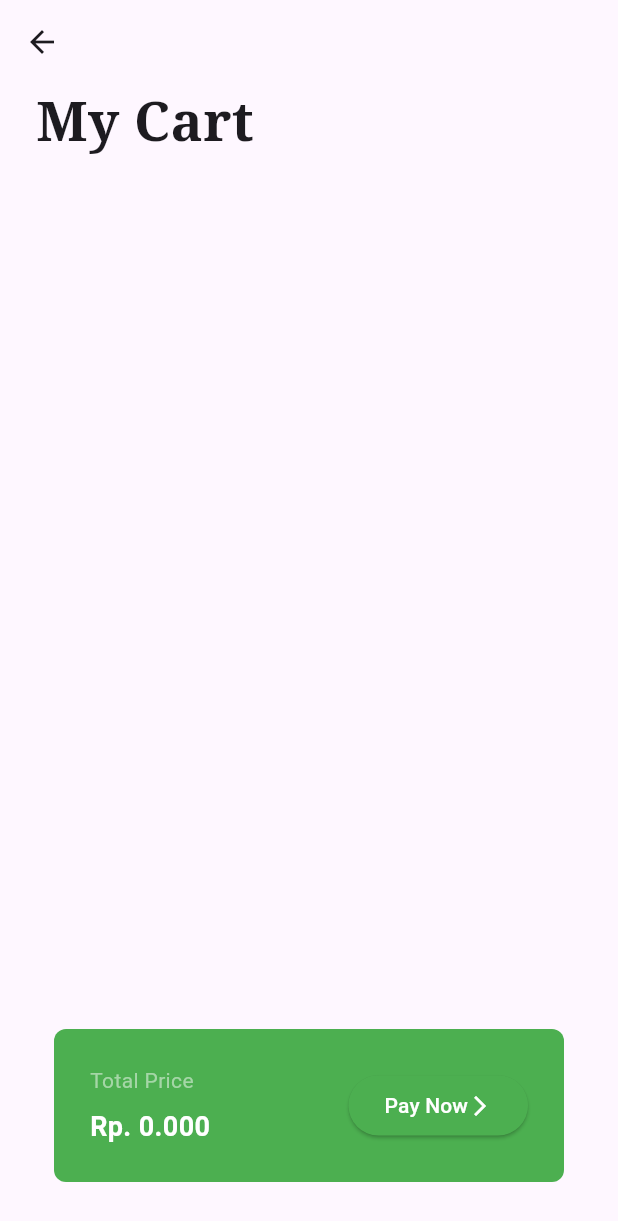
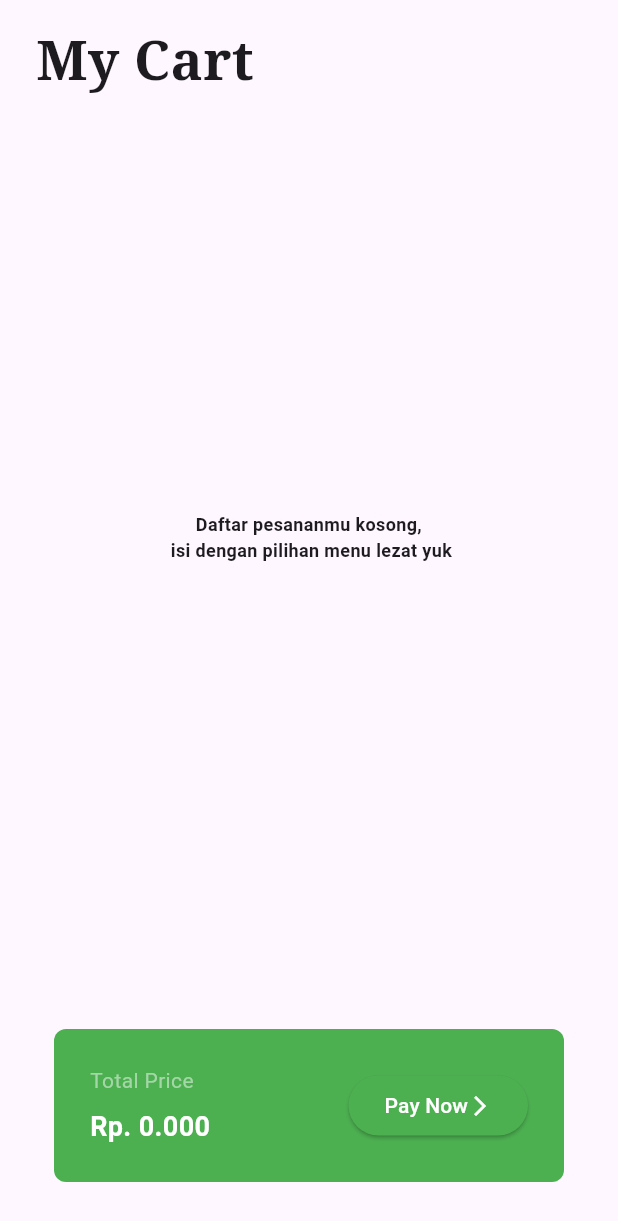
Before and after one commit to tkpch04/FoodDeliveryFinal, a Flutter app: the HomePage screen opened directly with empty values, after a tap on the "shopping bag" icon, on a phone screen of 412 x 824 dp. Shown: the top 1221 px of the screen. Run offline on Flutter 3.47's test engine with Material 3 defaults, Android fonts, the phone set to English and light mode, and no system bars; our stand-ins replace cloud_firestore, firebase_auth, firebase_core, fluttertoast, google_fonts, image_picker; accounts and stored records are empty.

Commit message:
update qty in cart models

```diff
--- a/lib/components/grocery_item_tile.dart
+++ b/lib/components/grocery_item_tile.dart
@@ -13,6 +13,7 @@ class GroceryItemTile extends StatelessWidget {
   final color;
   void Function()? onPressed;
   final String description;
+  int qty;
 
   GroceryItemTile({
     super.key,
@@ -22,6 +23,7 @@ class GroceryItemTile extends StatelessWidget {
     required this.color,
     required this.onPressed,
     required this.description,
+    required this.qty,
   });
 
   @override
@@ -52,11 +54,15 @@ class GroceryItemTile extends StatelessWidget {
               itemName,
               style: const TextStyle(
                 fontSize: 16,
+                color: Colors.black,
               ),
             ),
             Text(
               description,
-              style: const TextStyle(fontSize: 10),
+              style: const TextStyle(
+                fontSize: 10,
+                color: Colors.black,
+              ),
               textAlign: TextAlign.center,
             ),
 
--- a/lib/main.dart
+++ b/lib/main.dart
@@ -5,6 +5,7 @@ import 'package:food_delivery_apps/pages/welcome_page.dart';
 import 'package:food_delivery_apps/pages/home_page.dart';
 import 'package:food_delivery_apps/pages/cart_page.dart';
 import 'package:food_delivery_apps/pages/account_page.dart';
+import 'package:food_delivery_apps/theme_manager/day_night.dart';
 import 'package:provider/provider.dart';
 import 'package:firebase_core/firebase_core.dart';
 import 'package:firebase_auth/firebase_auth.dart';
@@ -17,6 +18,8 @@ void main() async {
   runApp(
     MultiProvider(
       providers: [
+        ChangeNotifierProvider(
+            create: (context) => ThemeProvider()), // Add ThemeProvider
         ChangeNotifierProvider(create: (context) => ImageProviderModel()),
         ChangeNotifierProvider(create: (context) => CartModel()),
         // Other providers if any
@@ -33,6 +36,9 @@ class MyApp extends StatelessWidget {
   Widget build(BuildContext context) {
     return MaterialApp(
       debugShowCheckedModeBanner: false,
+      theme: ThemeData.light(),
+      darkTheme: ThemeData.dark(),
+      themeMode: Provider.of<ThemeProvider>(context).themeMode,
       home: SplashPage(),
       routes: {
         '/login': (context) => const WelcomePage(),
--- a/lib/model/cart_model.dart
+++ b/lib/model/cart_model.dart
@@ -10,13 +10,15 @@ class CartModel extends ChangeNotifier {
       "assets/images/burgerbeef.png",
       Colors.green,
       "Burger dibuat dari daging sapi asli",
+      1
     ],
     [
       "Double Beef Burger",
-      "30.000",
+      "50.000",
       "assets/images/burgerdoublebeef.png",
       Colors.yellow,
       "Burger dibuat dari daging sapi asli dengan double beef",
+      1
     ],
     [
       "Chicken Burger",
@@ -24,6 +26,7 @@ class CartModel extends ChangeNotifier {
       "assets/images/burgerchicken.png",
       Colors.brown,
       "Burger dibuat dari daging ayam asli dengan selada dan saus",
+      1
     ],
     [
       "Cheese Burger",
@@ -31,6 +34,7 @@ class CartModel extends ChangeNotifier {
       "assets/images/burgercheese.png",
       Colors.blue,
       "Burger dibuat dari daging sapi asli dengan keju yang melimpah",
+      1
     ],
     [
       "Fish Burger",
@@ -38,6 +42,7 @@ class CartModel extends ChangeNotifier {
       "assets/images/burgerfish.png",
       Colors.red,
       "Burger dibuat dari daging ikan\n salmon dengan saos mayones",
+      1
     ],
     [
       "Kentang",
@@ -45,6 +50,7 @@ class CartModel extends ChangeNotifier {
       "assets/images/kentang.png",
       Colors.teal,
       "Kentang krispy original",
+      1
     ],
     [
       "Aqua",
@@ -52,6 +58,7 @@ class CartModel extends ChangeNotifier {
       "assets/images/water.png",
       Colors.orange,
       "Aqua Air Mineral Murni",
+      1
     ],
     [
       "Cola-Cola",
@@ -59,11 +66,12 @@ class CartModel extends ChangeNotifier {
       "assets/images/colacola.png",
       Colors.cyan,
       "Cola-Cola Seger",
+      1
     ],
   ];
 
-  // list of cart items
-  List _cartItems = [];
+  // list of cart items with quantity
+  List<List<dynamic>> _cartItems = [];
 
   get cartItems => _cartItems;
 
@@ -71,28 +79,55 @@ class CartModel extends ChangeNotifier {
 
   // add item to cart
   void addItemToCart(int index) {
-    _cartItems.add(_shopItems[index]);
+    final item = List.from(_shopItems[index]);
+    final int existingIndex = _findItemIndex(item[0]);
+
+    if (existingIndex != -1) {
+      // If the item already exists, increase the quantity
+      _cartItems[existingIndex][5]++;
+    } else {
+      // If the item is not in the cart, add it with quantity 1
+      item.add(1); // Quantity is initially set to 1
+      _cartItems.add(item);
+    }
+
     notifyListeners();
   }
 
   // remove item from cart
   void removeItemFromCart(int index) {
-    _cartItems.removeAt(index);
+    _cartItems[index][5]--; // Decrease the quantity
+
+    // Remove the item from the cart if the quantity is zero
+    if (_cartItems[index][5] == 0) {
+      _cartItems.removeAt(index);
+    }
+
     notifyListeners();
   }
 
   // Untuk Clean di Cart
   void clearCart() {
-    cartItems.clear();
+    _cartItems.clear();
     notifyListeners();
   }
 
   // calculate total price
   String calculateTotal() {
     double totalPrice = 0;
-    for (int i = 0; i < cartItems.length; i++) {
-      totalPrice += double.parse(cartItems[i][1]);
+    for (int i = 0; i < _cartItems.length; i++) {
+      totalPrice += double.parse(_cartItems[i][1]) * _cartItems[i][5];
     }
     return totalPrice.toStringAsFixed(3);
   }
+
+  // Helper method to find the index of an item in the cart
+  int _findItemIndex(String itemName) {
+    for (int i = 0; i < _cartItems.length; i++) {
+      if (_cartItems[i][0] == itemName) {
+        return i;
+      }
+    }
+    return -1; // Return -1 if not found
+  }
 }
--- a/lib/pages/cart_page.dart
+++ b/lib/pages/cart_page.dart
@@ -29,11 +29,14 @@ class _CartPageState extends State<CartPage> {
   @override
   Widget build(BuildContext context) {
     return Scaffold(
-      appBar: AppBar(
+      appBar: PreferredSize(
+          preferredSize: Size.fromHeight(15),
+          child: AppBar(
+            automaticallyImplyLeading: false,
             title: const Text(""),
             backgroundColor: Colors.transparent,
             elevation: 0.0,
-      ),
+          )),
       body: Consumer<CartModel>(
         builder: (context, value, child) {
           return Column(
@@ -55,7 +58,16 @@ class _CartPageState extends State<CartPage> {
               Expanded(
                 child: Padding(
                   padding: const EdgeInsets.all(12.0),
-                  child: ListView.builder(
+                  child: value.cartItems.isEmpty
+                      ? Center(
+                          child: Text(
+                            'Daftar pesananmu kosong, \n isi dengan pilihan menu lezat yuk',
+                            style: TextStyle(
+                                fontSize: 12, fontWeight: FontWeight.bold),
+                            textAlign: TextAlign.center,
+                          ),
+                        )
+                      : ListView.builder(
                           itemCount: value.cartItems.length,
                           padding: EdgeInsets.all(12),
                           itemBuilder: (context, index) {
@@ -71,17 +83,22 @@ class _CartPageState extends State<CartPage> {
                                     height: 36,
                                   ),
                                   title: Text(
-                              value.cartItems[index][0],
-                              style: const TextStyle(fontSize: 18),
+                                    //value.cartItems[index][0],
+                                    '${value.cartItems[index][0]} x${value.cartItems[index][5]}', // Menampilkan judul dan quantity
+                                    style: const TextStyle(
+                                        fontSize: 18, color: Colors.black),
                                   ),
                                   subtitle: Text(
                                     '\Rp. ' + value.cartItems[index][1],
-                              style: const TextStyle(fontSize: 12),
+                                    style: const TextStyle(
+                                        fontSize: 12, color: Colors.black),
                                   ),
                                   trailing: IconButton(
+                                    color: Colors.black,
                                     icon: const Icon(Icons.cancel),
-                              onPressed: () =>
-                                  Provider.of<CartModel>(context, listen: false)
+                                    onPressed: () => Provider.of<CartModel>(
+                                            context,
+                                            listen: false)
                                         .removeItemFromCart(index),
                                   ),
                                 ),
--- a/lib/pages/home_page.dart
+++ b/lib/pages/home_page.dart
@@ -28,13 +28,15 @@ class _HomePageState extends State<HomePage> {
   @override
   Widget build(BuildContext context) {
     return Scaffold(
-      appBar: AppBar(
+      appBar: PreferredSize(
+          preferredSize: Size.fromHeight(5),
+          child: AppBar(
+            automaticallyImplyLeading: false,
             title: const Text(""),
             backgroundColor: Colors.transparent,
             elevation: 0.0,
-      ),
+          )),
       floatingActionButton: FloatingActionButton(
-        backgroundColor: Colors.black,
         onPressed: () => Navigator.push(
           context,
           MaterialPageRoute(
@@ -92,7 +94,7 @@ class _HomePageState extends State<HomePage> {
                                 fontSize: 20,
                                 fontWeight: FontWeight.w500,
                                 height: 1.1725,
-                                color: const Color(0xff0c0c0c),
+                                //color: const Color(0xff0c0c0c),
                               ),
                             ),
                           ],
@@ -121,12 +123,14 @@ class _HomePageState extends State<HomePage> {
                       maxWidth: 204,
                     ),
                     child: Text(
-                      ' Order Your Food\n Fast And Free',
-                      style: SafeGoogleFont('Roboto',
+                      'Order Your  Food\nFast And Free',
+                      style: SafeGoogleFont(
+                        'Roboto',
                         fontSize: 27,
                         fontWeight: FontWeight.w500,
                         height: 1.1725,
-                          color: const Color(0xff0c0c0c)),
+                        //color: Color(0xff0c0c0c)
+                      ),
                     ),
                   ),
                 ),
@@ -152,7 +156,6 @@ class _HomePageState extends State<HomePage> {
                 fontSize: 18,
                 fontWeight: FontWeight.w500,
                 height: 1.1725,
-                color: const Color.fromARGB(255, 100, 68, 68),
               ),
             ),
           ),
@@ -194,6 +197,7 @@ class _HomePageState extends State<HomePage> {
                       imagePath: value.shopItems[index][2],
                       color: value.shopItems[index][3],
                       description: value.shopItems[index][4],
+                      qty: value.shopItems[index][5],
                       onPressed: () =>
                           Provider.of<CartModel>(context, listen: false)
                               .addItemToCart(index),
--- a/lib/pages/welcome_page.dart
+++ b/lib/pages/welcome_page.dart
@@ -51,7 +51,8 @@ class _WelcomePageState extends State<WelcomePage> {
                     // modal tampilan registrasi screen
                     Navigator.push(
                       context,
-                      MaterialPageRoute(builder: (context) => const Registrasi()),
+                      MaterialPageRoute(
+                          builder: (context) => const Registrasi()),
                     );
                   },
                   style: ElevatedButton.styleFrom(
@@ -79,7 +80,8 @@ class _WelcomePageState extends State<WelcomePage> {
                   onPressed: () {
                     Navigator.push(
                       context,
-                      MaterialPageRoute(builder: (context) => const LoginPage()),
+                      MaterialPageRoute(
+                          builder: (context) => const LoginPage()),
                     );
                   },
                   style: ElevatedButton.styleFrom(
--- /dev/null
+++ b/lib/theme_manager/day_night.dart
@@ -0,0 +1,13 @@
+import 'package:flutter/material.dart';
+
+class ThemeProvider extends ChangeNotifier {
+  ThemeMode _themeMode = ThemeMode.light;
+
+  ThemeMode get themeMode => _themeMode;
+
+  void toggleTheme() {
+    _themeMode =
+        (_themeMode == ThemeMode.light) ? ThemeMode.dark : ThemeMode.light;
+    notifyListeners();
+  }
+}
--- a/pubspec.yaml
+++ b/pubspec.yaml
@@ -44,6 +44,7 @@ dependencies:
   cloud_firestore: ^4.13.6
   fluttertoast: ^8.2.4
   image_picker: ^1.0.5
+  google_nav_bar: ^5.0.6
 
 dev_dependencies:
   flutter_test:
```
Also changed, not shown: lib/pages/account_page.dart (+50 -20 lines), pubspec.lock, 1 other file. Lines whose indentation alone changed are shown as unchanged.
